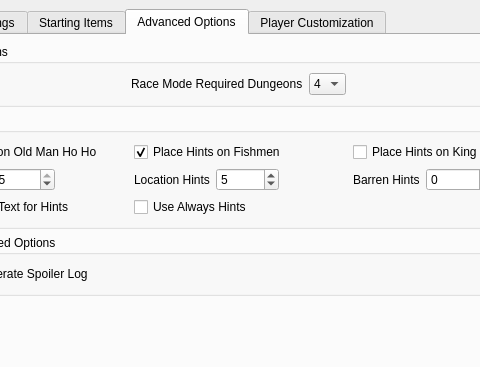
This is wwr_ui/randomizer_window.ui in LagoLunatic/wwrando as Qt 5 draws it before an edit; both pictures show x 118 to 598 and y 0 to 367 of the 950 by 690 pixel window. The edited form follows.
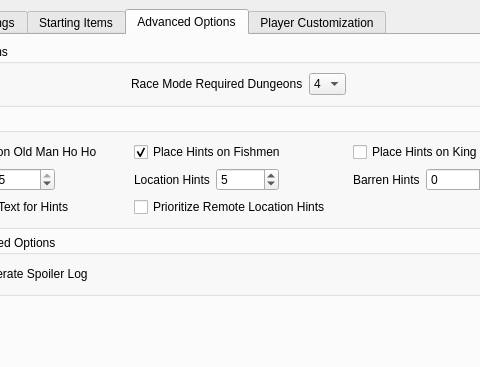
This is the edited form. The open tabs and pages were chosen to show the change.

Commit message: Rename Always Hints to Remote Hints

Diff of the .ui file:
```diff
--- a/wwr_ui/randomizer_window.ui
+++ b/wwr_ui/randomizer_window.ui
@@ -895,7 +895,7 @@
                <item row="6" column="1">
                 <widget class="QCheckBox" name="use_always_hints">
                  <property name="text">
-                  <string>Use Always Hints</string>
+                  <string>Prioritize Remote Location Hints</string>
                  </property>
                 </widget>
                </item>
```
Left out of the diff: 2 changed lines with no effect on the pictures. The commit also changes 6 other files.
